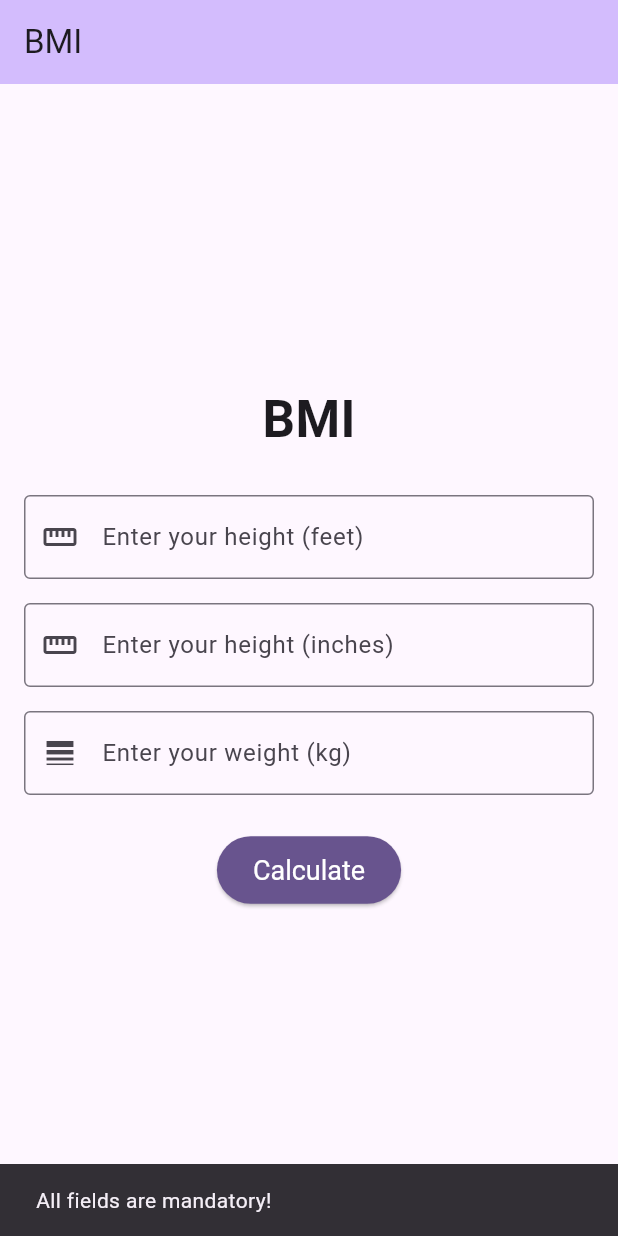
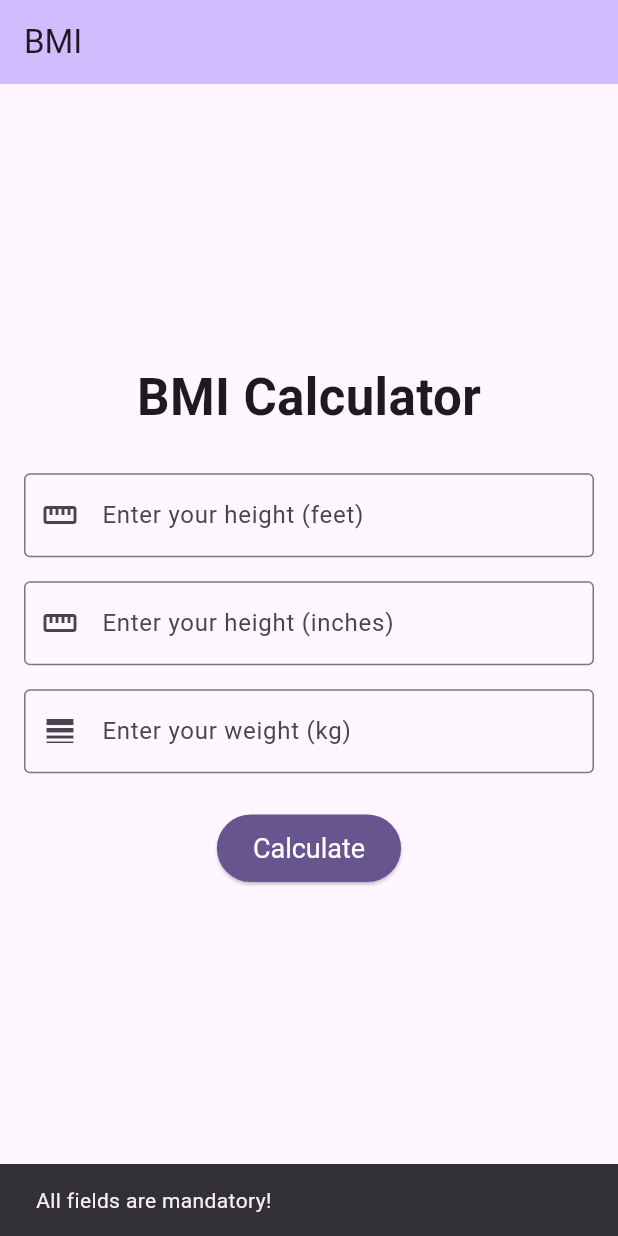
Before and after one commit to Prateek0004/bmi_flutter, a Flutter app: the screen it shows after launch, after a tap on "Calculate", on a phone screen of 412 x 824 dp. Run offline on Flutter 3.47's test engine with Material 3 defaults, Android fonts, the phone set to English and light mode, and no system bars.

Commit message:
papaya coders

```diff
--- a/lib/main.dart
+++ b/lib/main.dart
@@ -51,7 +51,7 @@ class _MyHomePageState extends State<MyHomePage> {
           mainAxisAlignment: MainAxisAlignment.center,
           children: [
             Text(
-              "BMI",
+              "BMI Calculator",
               style: TextStyle(
                 fontSize: 34,
                 fontWeight: FontWeight.w600,
@@ -96,6 +96,7 @@ class _MyHomePageState extends State<MyHomePage> {
                 var inch = inchController.text.toString();
 
                 if (wt.isNotEmpty && ft.isNotEmpty && inch.isNotEmpty) {
+                  try {
                     double weight = double.parse(wt);
                     double feet = double.parse(ft);
                     double inches = double.parse(inch);
@@ -110,6 +111,11 @@ class _MyHomePageState extends State<MyHomePage> {
                     setState(() {
                       result = "Your BMI is ${bmi.toStringAsFixed(2)}";
                     });
+                  } catch (e) {
+                    ScaffoldMessenger.of(context).showSnackBar(const SnackBar(
+                      content: Text("Please enter valid numeric values!"),
+                    ));
+                  }
                 } else {
                   ScaffoldMessenger.of(context).showSnackBar(const SnackBar(
                     content: Text("All fields are mandatory!"),
@@ -119,14 +125,19 @@ class _MyHomePageState extends State<MyHomePage> {
               style: ElevatedButton.styleFrom(
                 padding: EdgeInsets.symmetric(horizontal: 24, vertical: 12),
                 textStyle: TextStyle(fontSize: 18),
-                primary: Theme.of(context).colorScheme.primary,
-                onPrimary: Colors.white,
+                backgroundColor: Theme.of(context).colorScheme.primary,
+                foregroundColor: Colors.white,
               ),
               child: Text('Calculate'),
             ),
+            SizedBox(height: 16),
             Text(
               result,
-              style: TextStyle(fontWeight: FontWeight.w400),
+              style: TextStyle(
+                fontSize: 24,
+                fontWeight: FontWeight.w500,
+                color: Theme.of(context).colorScheme.secondary,
+              ),
             ),
           ],
         ),
```
Also changed, not shown: pubspec.lock. Lines whose indentation alone changed are shown as unchanged.
